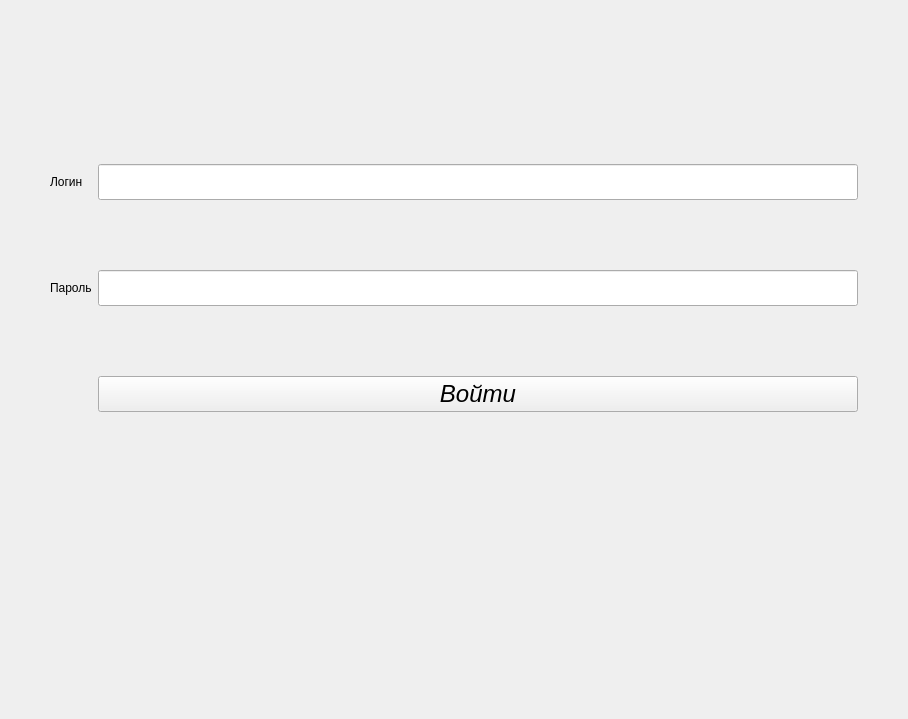
Qt form ui_files/login_form.ui (Yudin-num2/EVP_QT6) before a commit.
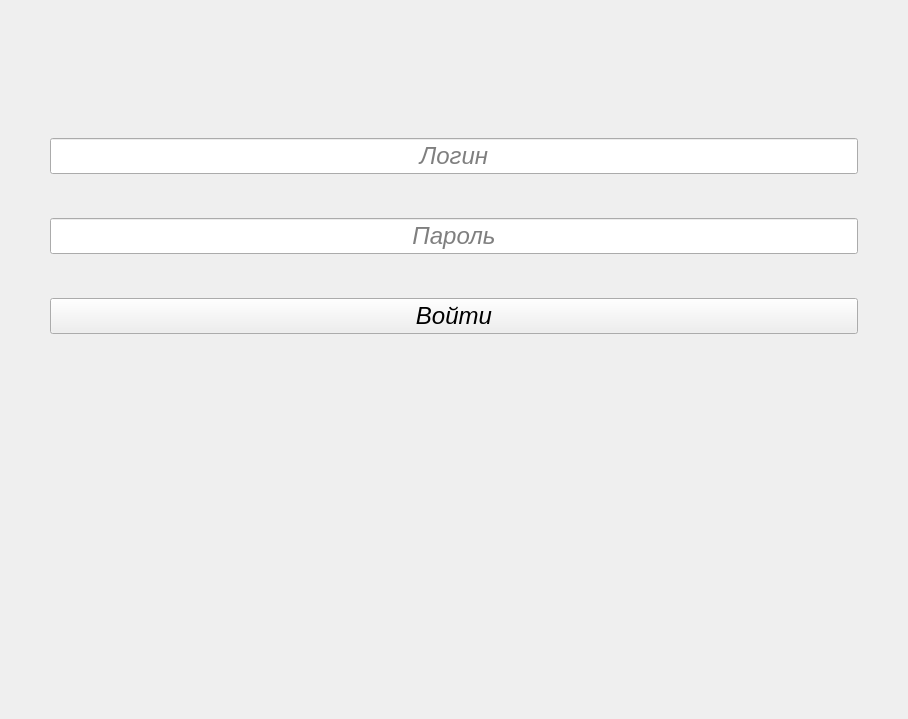
The same form after that commit. Icons and pictures are not drawn.

Patch:
```diff
--- a/ui_files/login_form.ui
+++ b/ui_files/login_form.ui
@@ -45,19 +45,6 @@
     <number>50</number>
    </property>
    <item row="0" column="0">
-    <widget class="QLabel" name="label_login">
-     <property name="sizePolicy">
-      <sizepolicy hsizetype="Maximum" vsizetype="Preferred">
-       <horstretch>0</horstretch>
-       <verstretch>0</verstretch>
-      </sizepolicy>
-     </property>
-     <property name="text">
-      <string>Логин</string>
-     </property>
-    </widget>
-   </item>
-   <item row="0" column="1">
     <widget class="QLineEdit" name="login_text">
      <property name="sizePolicy">
       <sizepolicy hsizetype="Preferred" vsizetype="Fixed">
@@ -80,22 +67,12 @@
      <property name="alignment">
       <set>Qt::AlignCenter</set>
      </property>
+     <property name="placeholderText">
+      <string>Логин</string>
+     </property>
     </widget>
    </item>
    <item row="1" column="0">
-    <widget class="QLabel" name="label_passw">
-     <property name="sizePolicy">
-      <sizepolicy hsizetype="Maximum" vsizetype="Preferred">
-       <horstretch>0</horstretch>
-       <verstretch>0</verstretch>
-      </sizepolicy>
-     </property>
-     <property name="text">
-      <string>Пароль</string>
-     </property>
-    </widget>
-   </item>
-   <item row="1" column="1">
     <widget class="QLineEdit" name="password_text">
      <property name="sizePolicy">
       <sizepolicy hsizetype="Preferred" vsizetype="Fixed">
@@ -115,9 +92,15 @@
      <property name="echoMode">
       <enum>QLineEdit::Password</enum>
      </property>
+     <property name="alignment">
+      <set>Qt::AlignCenter</set>
+     </property>
+     <property name="placeholderText">
+      <string>Пароль</string>
+     </property>
     </widget>
    </item>
-   <item row="2" column="1">
+   <item row="2" column="0">
     <widget class="QPushButton" name="btn_login">
      <property name="enabled">
       <bool>true</bool>
@@ -133,18 +116,12 @@
      </property>
     </widget>
    </item>
-   <item row="3" column="0" colspan="2">
-    <widget class="QLabel" name="img_evp">
-     <property name="sizePolicy">
-      <sizepolicy hsizetype="Fixed" vsizetype="Fixed">
-       <horstretch>0</horstretch>
-       <verstretch>0</verstretch>
-      </sizepolicy>
-     </property>
+   <item row="3" column="0">
+    <widget class="QLabel" name="evp_img">
      <property name="maximumSize">
       <size>
-       <width>800</width>
-       <height>120</height>
+       <width>1500</width>
+       <height>250</height>
       </size>
      </property>
      <property name="text">
@@ -154,7 +131,10 @@
       <pixmap>../../Downloads/Logo.png</pixmap>
      </property>
      <property name="scaledContents">
-      <bool>true</bool>
+      <bool>false</bool>
+     </property>
+     <property name="alignment">
+      <set>Qt::AlignCenter</set>
      </property>
     </widget>
    </item>
```
Left out of the diff: 4 changed lines with no effect on the pictures.
